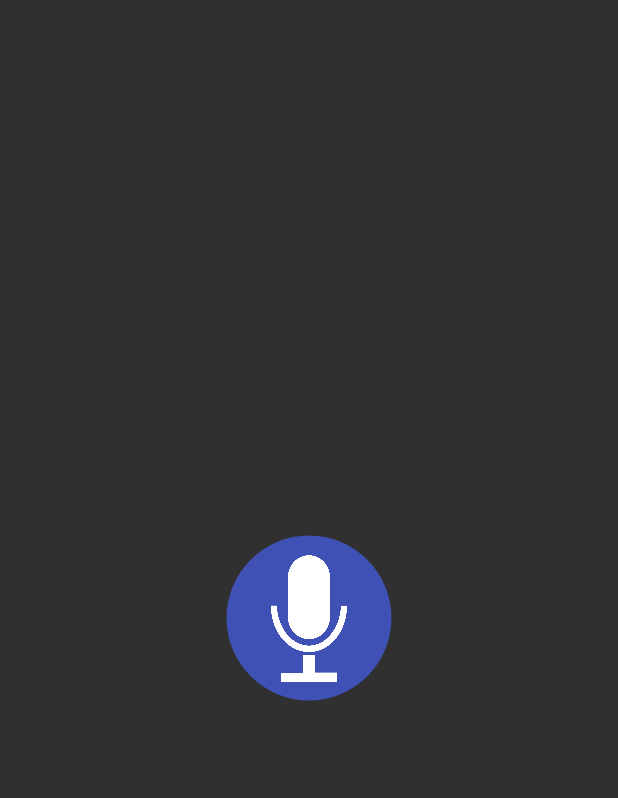
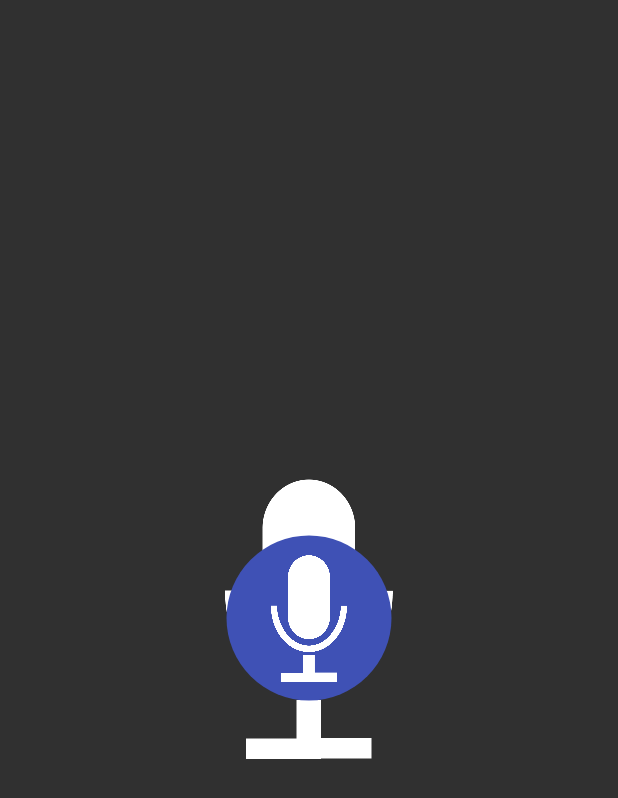
Before and after one commit to wantitmore/kkdot, an Android app: the layout fragment_action_audio.xml on its own in the app's theme, with its tools: preview values and no code run, on a phone screen of 412 x 824 dp. Shown: the top 798 px of the screen. Run offline under Robolectric (Android 15) with nearby library versions, the phone set to English and light mode, and no system bars.

Commit message:
add icon

```diff
--- a/app/src/main/AndroidManifest.xml
+++ b/app/src/main/AndroidManifest.xml
@@ -20,6 +20,7 @@
                 <action android:name="android.intent.action.ASSIST" />
                 <category android:name="android.intent.category.DEFAULT" />
                 <category android:name="android.intent.category.LEANBACK_LAUNCHER" />
+                <action android:name="com.willblaschko.android.alexavoicelibrary" />
             </intent-filter>
         </activity>
 
--- a/app/src/main/res/layout/fragment_action_audio.xml
+++ b/app/src/main/res/layout/fragment_action_audio.xml
@@ -1,7 +1,10 @@
 <?xml version="1.0" encoding="utf-8"?>
 <LinearLayout xmlns:android="http://schemas.android.com/apk/res/android"
-    android:layout_width="match_parent" android:layout_height="match_parent"
+    android:layout_width="match_parent"
+    android:layout_height="match_parent"
+    android:gravity="center"
     android:orientation="vertical">
+
 
     <LinearLayout
         android:layout_width="match_parent"
@@ -15,7 +18,17 @@
         <com.willblaschko.android.recorderview.RecorderView
             android:layout_width="200dp"
             android:layout_height="200dp"
+            android:src="@drawable/microphone"
             android:id="@+id/recorder"/>
     </LinearLayout>
 
+    <ImageView
+        android:id="@+id/iv_microphone"
+        android:layout_width="50dp"
+        android:layout_height="50dp"
+        android:layout_gravity="center"
+        android:src="@drawable/microphone"
+        android:visibility="gone"
+        />
+
 </LinearLayout>
--- a/build.gradle
+++ b/build.gradle
@@ -5,7 +5,7 @@ buildscript {
         jcenter()
     }
     dependencies {
-        classpath 'com.android.tools.build:gradle:2.3.0'
+        classpath 'com.android.tools.build:gradle:2.3.3'
         classpath 'com.jfrog.bintray.gradle:gradle-bintray-plugin:1.6'
         classpath 'com.github.dcendents:android-maven-gradle-plugin:1.4.1'
         classpath 'com.github.ben-manes:gradle-versions-plugin:0.12.0' // version plugin support
--- a/libs/AlexaAndroid/build.gradle
+++ b/libs/AlexaAndroid/build.gradle
@@ -4,7 +4,7 @@ buildscript {
         jcenter()
     }
     dependencies {
-        classpath 'com.android.tools.build:gradle:2.3.0'
+        classpath 'com.android.tools.build:gradle:2.3.3'
         classpath 'com.jfrog.bintray.gradle:gradle-bintray-plugin:1.7.1'
     }
 }
--- a/libs/AlexaAndroid/src/main/java/com/willblaschko/android/alexa/interfaces/speechrecognizer/SpeechSendAudio.java
+++ b/libs/AlexaAndroid/src/main/java/com/willblaschko/android/alexa/interfaces/speechrecognizer/SpeechSendAudio.java
@@ -52,6 +52,7 @@ public class SpeechSendAudio extends SpeechSendEvent {
             if (callback != null) {
                 if (response != null) {
                     callback.success(response);
+                    Log.i(TAG, "sendAudio: response is " + response.toString());
                 }
                 callback.complete();
             }
--- a/libs/RecorderLevelView/src/main/java/com/willblaschko/android/recorderview/RecorderView.java
+++ b/libs/RecorderLevelView/src/main/java/com/willblaschko/android/recorderview/RecorderView.java
@@ -8,12 +8,11 @@ import android.graphics.drawable.Drawable;
 import android.os.Build;
 import android.support.v4.content.ContextCompat;
 import android.util.AttributeSet;
-import android.view.View;
 
 /**
  * @author willb_000 on 5/5/2016.
  */
-public class RecorderView extends View {
+public class RecorderView extends android.support.v7.widget.AppCompatImageView {
 
     private final static String TAG = "RecorderView";
 
@@ -53,7 +52,7 @@ public class RecorderView extends View {
 
     @TargetApi(Build.VERSION_CODES.LOLLIPOP)
     public RecorderView(Context context, AttributeSet attrs, int defStyleAttr, int defStyleRes) {
-        super(context, attrs, defStyleAttr, defStyleRes);
+        super(context, attrs, defStyleAttr);
         init();
     }
 
--- a/libs/speechutils-master/app/build.gradle
+++ b/libs/speechutils-master/app/build.gradle
@@ -3,7 +3,7 @@ buildscript {
         jcenter()
     }
     dependencies {
-        classpath 'com.android.tools.build:gradle:2.3.0'
+        classpath 'com.android.tools.build:gradle:2.3.3'
     }
 }
 
--- a/libs/speechutils-master/build.gradle
+++ b/libs/speechutils-master/build.gradle
@@ -3,7 +3,7 @@ buildscript {
         jcenter()
     }
     dependencies {
-        classpath 'com.android.tools.build:gradle:2.3.0'
+        classpath 'com.android.tools.build:gradle:2.3.3'
         classpath 'com.jfrog.bintray.gradle:gradle-bintray-plugin:1.7.1'
     }
 }
```
Also changed, not shown: app/src/main/java/com/willblaschko/android/alexavoicelibrary/actions/SendAudioActionFragment.java (+12 -5 lines).
